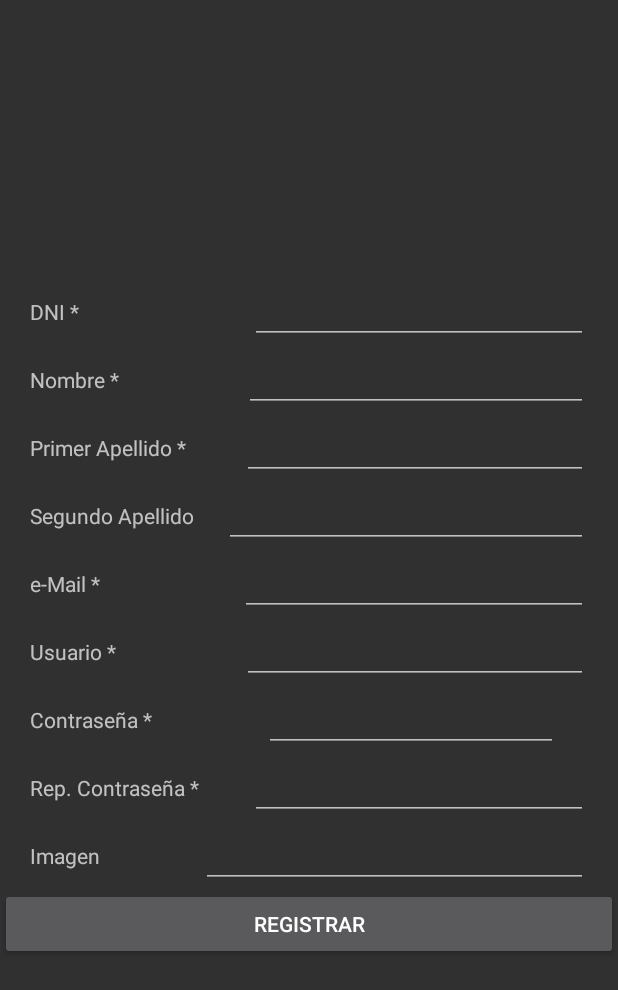
After one commit to almibaren/AlmibarenAndroid, an Android app: the layout activity_registrar.xml on its own in the app's theme, with its tools: preview values and no code run, on a phone screen of 412 x 824 dp. The commit adds this screen. Shown: the top 990 px of the screen. Run offline under Robolectric (Android 15) with nearby library versions, the phone set to English and light mode, and no system bars; network calls fail.

Commit message:
inicio de sesion y registrar completados

```diff
--- /dev/null
+++ b/app/src/main/res/layout/activity_registrar.xml
@@ -0,0 +1,221 @@
+<?xml version="1.0" encoding="utf-8"?>
+<LinearLayout xmlns:android="http://schemas.android.com/apk/res/android"
+    xmlns:tools="http://schemas.android.com/tools"
+    android:layout_width="match_parent"
+    android:layout_height="match_parent"
+    tools:context=".RegistrarActivity"
+    android:orientation="vertical"
+    android:gravity="center"
+    android:clickable="true"
+    android:focusableInTouchMode="true" >
+
+    <LinearLayout
+        android:layout_width="match_parent"
+        android:layout_height="wrap_content"
+        android:id="@+id/dniLY"
+        android:orientation="horizontal"
+        android:layout_marginLeft="20dp"
+        android:layout_marginRight="20dp">
+        <TextView
+            android:layout_width="wrap_content"
+            android:layout_height="wrap_content"
+            android:text="@string/regDNI"
+            android:id="@+id/regDNI"
+            android:layout_weight="2.8"/>
+        <EditText
+            android:layout_width="wrap_content"
+            android:layout_height="wrap_content"
+            android:id="@+id/etRegDNI"
+            android:layout_weight="5"/>
+    </LinearLayout>
+
+    <LinearLayout
+        android:layout_width="match_parent"
+        android:layout_height="wrap_content"
+        android:id="@+id/nombreLY"
+        android:orientation="horizontal"
+        android:layout_marginLeft="20dp"
+        android:layout_marginRight="20dp">
+        <TextView
+            android:layout_width="wrap_content"
+            android:layout_height="wrap_content"
+            android:text="@string/regNombre"
+            android:id="@+id/regNombre"
+            android:layout_weight="2"/>
+        <EditText
+            android:layout_width="wrap_content"
+            android:layout_height="wrap_content"
+            android:id="@+id/etRegNombre"
+            android:layout_weight="5"/>
+    </LinearLayout>
+
+    <LinearLayout
+        android:layout_width="match_parent"
+        android:layout_height="wrap_content"
+        android:id="@+id/apellido1LY"
+        android:orientation="horizontal"
+        android:layout_marginLeft="20dp"
+        android:layout_marginRight="20dp">
+        <TextView
+            android:layout_width="wrap_content"
+            android:layout_height="wrap_content"
+            android:text="@string/regApellido1"
+            android:id="@+id/regApellido1"
+            android:layout_weight="0.9"/>
+        <EditText
+            android:layout_width="wrap_content"
+            android:layout_height="wrap_content"
+            android:id="@+id/etRegApellido1"
+            android:layout_weight="5"/>
+    </LinearLayout>
+
+    <LinearLayout
+        android:layout_width="match_parent"
+        android:layout_height="wrap_content"
+        android:id="@+id/Apellido2LY"
+        android:orientation="horizontal"
+        android:layout_marginLeft="20dp"
+        android:layout_marginRight="20dp">
+        <TextView
+            android:layout_width="wrap_content"
+            android:layout_height="wrap_content"
+            android:text="@string/regApellido2"
+            android:id="@+id/regApellido2"
+            android:layout_weight="0.1"/>
+        <EditText
+            android:layout_width="wrap_content"
+            android:layout_height="wrap_content"
+            android:id="@+id/etRegApellido2"
+            android:layout_weight="1.1"/>
+    </LinearLayout>
+
+    <LinearLayout
+        android:layout_width="match_parent"
+        android:layout_height="wrap_content"
+        android:id="@+id/mailLY"
+        android:orientation="horizontal"
+        android:layout_marginLeft="20dp"
+        android:layout_marginRight="20dp">
+        <TextView
+            android:layout_width="wrap_content"
+            android:layout_height="wrap_content"
+            android:text="@string/regMail"
+            android:id="@+id/regMail"
+            android:layout_weight="2"/>
+        <EditText
+            android:layout_width="wrap_content"
+            android:layout_height="wrap_content"
+            android:id="@+id/etRegMail"
+            android:layout_weight="4.5"/>
+    </LinearLayout>
+
+    <LinearLayout
+        android:layout_width="match_parent"
+        android:layout_height="wrap_content"
+        android:id="@+id/userRegLY"
+        android:orientation="horizontal"
+        android:layout_marginLeft="20dp"
+        android:layout_marginRight="20dp">
+        <TextView
+            android:layout_width="wrap_content"
+            android:layout_height="wrap_content"
+            android:text="@string/regUser"
+            android:id="@+id/userReg"
+            android:layout_weight="2"/>
+        <EditText
+            android:layout_width="wrap_content"
+            android:layout_height="wrap_content"
+            android:id="@+id/etRegUser"
+            android:layout_weight="5"/>
+    </LinearLayout>
+
+    <LinearLayout
+        android:layout_width="match_parent"
+        android:layout_height="wrap_content"
+        android:id="@+id/passwdRegLY"
+        android:orientation="horizontal"
+        android:layout_marginLeft="20dp"
+        android:layout_marginRight="20dp">
+        <TextView
+            android:layout_width="wrap_content"
+            android:layout_height="wrap_content"
+            android:text="@string/regPasswd"
+            android:id="@+id/regPasswd"
+            android:layout_weight="2"/>
+        <EditText
+            android:layout_width="wrap_content"
+            android:layout_height="wrap_content"
+            android:id="@+id/etRegPasswd"
+            android:layout_weight="6.4"
+            android:layout_marginLeft="20dp"
+            android:layout_marginRight="20dp"/>
+    </LinearLayout>
+
+    <LinearLayout
+        android:layout_width="match_parent"
+        android:layout_height="wrap_content"
+        android:id="@+id/passwdReg1LY"
+        android:orientation="horizontal"
+        android:layout_marginLeft="20dp"
+        android:layout_marginRight="20dp">
+        <TextView
+            android:layout_width="wrap_content"
+            android:layout_height="wrap_content"
+            android:text="@string/regPasswd1"
+            android:id="@+id/regPasswd1"
+            android:layout_weight="2"/>
+        <EditText
+            android:layout_width="wrap_content"
+            android:layout_height="wrap_content"
+            android:id="@+id/etRegPasswd1"
+            android:layout_weight="12"/>
+    </LinearLayout>
+
+    <!--<LinearLayout-->
+        <!--android:layout_width="match_parent"-->
+        <!--android:layout_height="wrap_content"-->
+        <!--android:id="@+id/imgLY"-->
+        <!--android:orientation="horizontal"-->
+        <!--android:layout_marginLeft="20dp"-->
+        <!--android:layout_marginRight="20dp"-->
+        <!--&gt;-->
+        <!--<TextView-->
+            <!--android:layout_width="wrap_content"-->
+            <!--android:layout_height="wrap_content"-->
+            <!--android:text="@string/regImg"-->
+            <!--android:id="@+id/regImg"-->
+            <!--android:layout_weight="2"/>-->
+        <!--<EditText-->
+            <!--android:layout_width="wrap_content"-->
+            <!--android:layout_height="wrap_content"-->
+            <!--android:id="@+id/etRegImg"-->
+            <!--android:layout_weight="7"/>-->
+    <!--</LinearLayout>-->
+
+    <LinearLayout
+        android:layout_width="match_parent"
+        android:layout_height="wrap_content"
+        android:id="@+id/imgLY"
+        android:orientation="horizontal"
+        android:layout_marginLeft="20dp"
+        android:layout_marginRight="20dp">
+        <TextView
+            android:layout_width="wrap_content"
+            android:layout_height="wrap_content"
+            android:text="@string/regImg"
+            android:id="@+id/regImg"
+            android:layout_weight="2"/>
+        <EditText
+            android:layout_width="wrap_content"
+            android:layout_height="wrap_content"
+            android:id="@+id/etRegImg"
+            android:layout_weight="7"/>
+    </LinearLayout>
+    <Button
+        android:id="@+id/btnRegistrar"
+        android:layout_width="match_parent"
+        android:layout_height="wrap_content"
+        android:text="@string/btnReg"
+        android:layout_gravity="center"/>
+
+</LinearLayout>
```
Also changed, not shown: app/src/main/java/com/baren/almi/almibarenandroid/MainActivity.java (+15 -7 lines), app/src/main/java/com/baren/almi/almibarenandroid/RegistrarActivity.java (added, +287 -0 lines), app/src/main/java/com/baren/almi/almibarenandroid/fragment/IniciarSesionFragment.java (added, +130 -0 lines), app/src/main/res/layout/fragment_iniciar_sesion.xml (added, +70 -0 lines).
